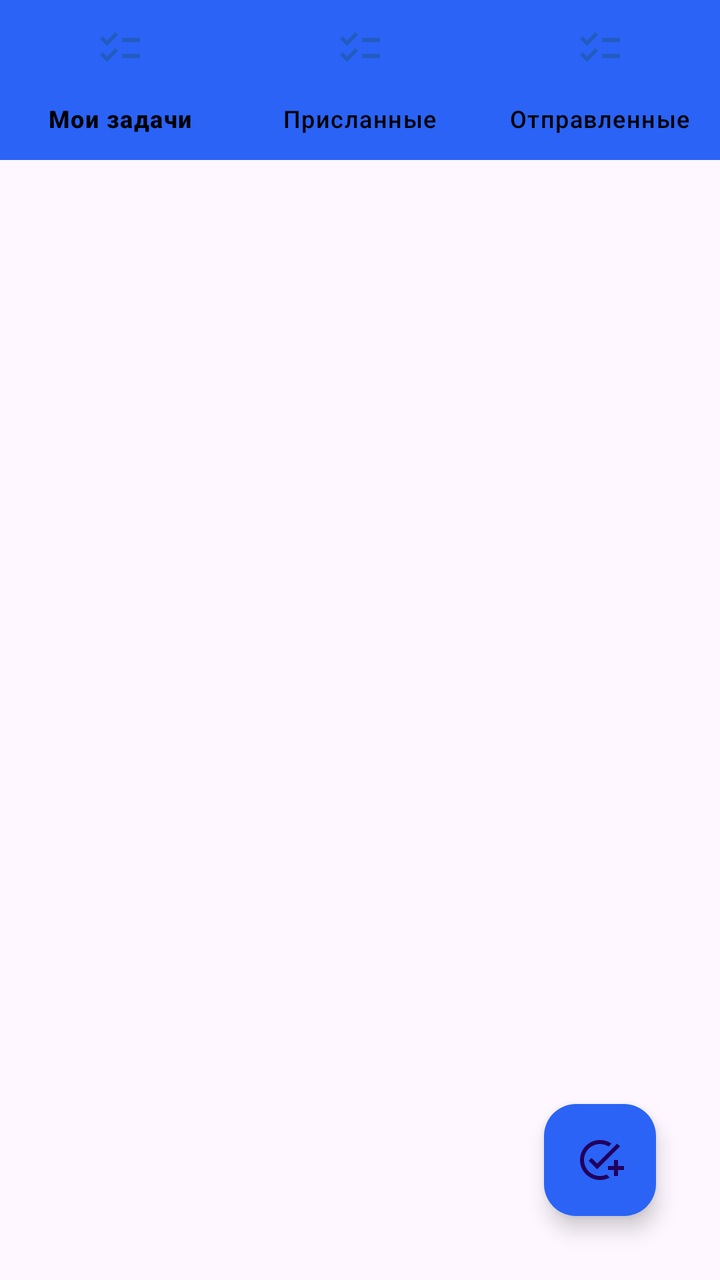
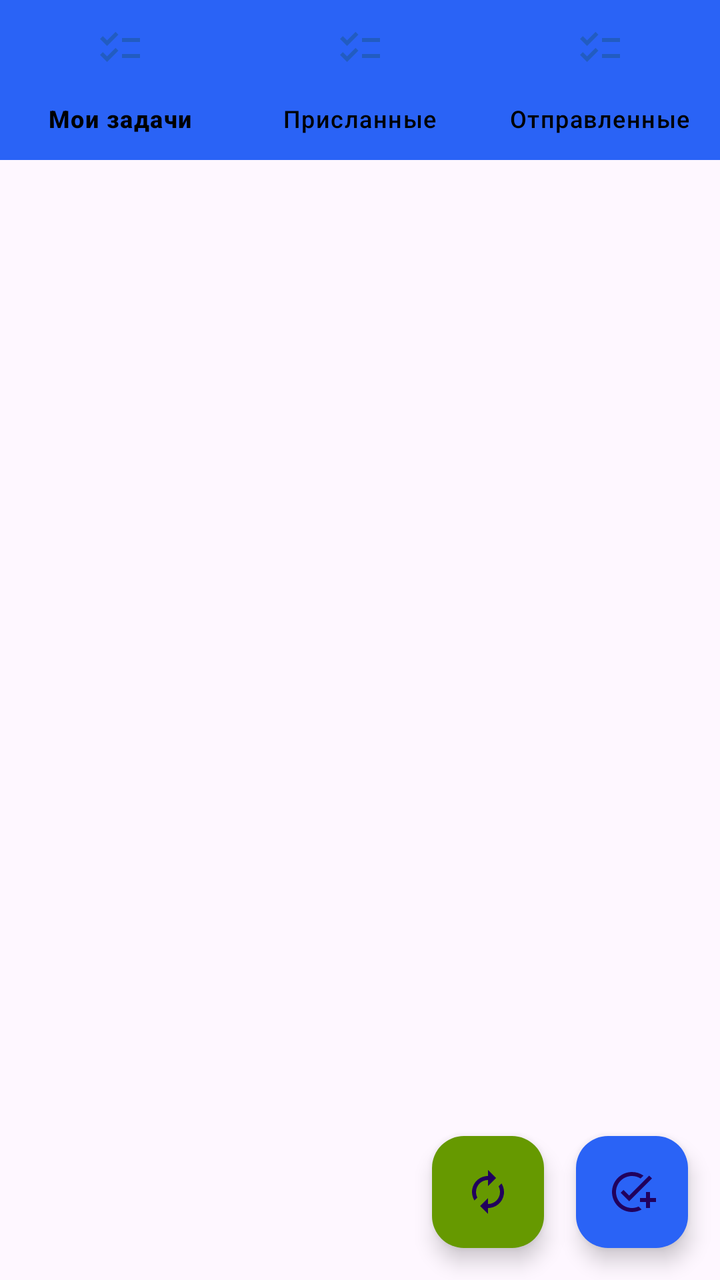

Two renders of the same Android screen: before a commit and after it. Below are the layout's source before the change and the commit's diff.
<!-- AndroidManifest.xml: application theme Theme.Dolt -->
<!-- res/layout/fragment_tasks.xml -->
<?xml version="1.0" encoding="utf-8"?>
<androidx.constraintlayout.widget.ConstraintLayout xmlns:android="http://schemas.android.com/apk/res/android"
    xmlns:app="http://schemas.android.com/apk/res-auto"
    xmlns:tools="http://schemas.android.com/tools"
    android:layout_width="match_parent"
    android:layout_height="match_parent"
    tools:context=".bottomnav.tasks.TasksFragment">

    <FrameLayout
        android:id="@+id/fragment_container1"
        android:layout_width="match_parent"
        android:layout_height="match_parent"
        app:layout_constraintBottom_toBottomOf="parent"
        tools:layout_editor_absoluteX="16dp"
        android:layout_marginTop="80dp" />

    <com.google.android.material.bottomnavigation.BottomNavigationView
        android:id="@+id/tasks_nav"
        android:layout_width="match_parent"
        android:layout_height="wrap_content"
        app:backgroundTint="@color/blue"
        app:itemIconSize="24dp"
        app:itemIconTint="@color/colorPrimaryDark"
        app:itemTextColor="@color/black"
        app:layout_constraintEnd_toEndOf="parent"
        app:layout_constraintStart_toStartOf="parent"
        app:layout_constraintTop_toTopOf="parent"
        app:menu="@menu/tasks_menu" />

    <com.google.android.material.floatingactionbutton.FloatingActionButton
        android:id="@+id/fab"
        android:layout_width="wrap_content"
        android:layout_height="wrap_content"
        android:layout_alignParentEnd="true"
        android:layout_alignParentBottom="true"
        android:layout_marginEnd="32dp"
        android:layout_marginBottom="32dp"
        android:backgroundTint="@color/blue"
        android:contentDescription="@string/todo1"
        android:src="@drawable/baseline_add_task_24"
        app:backgroundTintMode="add"
        app:layout_constraintBottom_toBottomOf="parent"
        app:layout_constraintEnd_toEndOf="parent" />


</androidx.constraintlayout.widget.ConstraintLayout>
<!-- resources referenced by this layout -->
<resources>
  <color name="black">#FF000000</color>
  <color name="blue">#2A63F6</color>
  <color name="colorPrimaryDark">#225CC1</color>
  <!-- drawable baseline_add_task_24 (drawable) -->
  <vector android:height="24dp" android:tint="#000000"
      android:viewportHeight="24" android:viewportWidth="24"
      android:width="24dp" xmlns:android="http://schemas.android.com/apk/res/android">
      <path android:fillColor="@android:color/black" android:pathData="M22,5.18L10.59,16.6l-4.24,-4.24l1.41,-1.41l2.83,2.83l10,-10L22,5.18zM12,20c-4.41,0 -8,-3.59 -8,-8s3.59,-8 8,-8c1.57,0 3.04,0.46 4.28,1.25l1.45,-1.45C16.1,2.67 14.13,2 12,2C6.48,2 2,6.48 2,12s4.48,10 10,10c1.73,0 3.36,-0.44 4.78,-1.22l-1.5,-1.5C14.28,19.74 13.17,20 12,20zM19,15h-3v2h3v3h2v-3h3v-2h-3v-3h-2V15z"/>
  </vector>
  <string name="todo1">TODO</string>
  <style name="Theme.Dolt" parent="Base.Theme.Dolt" />
  <style name="Base.Theme.Dolt" parent="Theme.Material3.DayNight.NoActionBar">
          
          
      </style>
</resources>

<!-- the commit's change to res/layout/fragment_tasks.xml (unified diff, before → after) -->
@@ -13,6 +13,18 @@
         app:layout_constraintBottom_toBottomOf="parent"
         tools:layout_editor_absoluteX="16dp"
         android:layout_marginTop="80dp" />
+
+    <com.google.android.material.floatingactionbutton.FloatingActionButton
+        android:id="@+id/updateTasksButton"
+        android:layout_width="wrap_content"
+        android:layout_height="wrap_content"
+        android:layout_marginEnd="16dp"
+        android:backgroundTint="@color/colorPrimary"
+        android:contentDescription="@string/todo1"
+        android:src="@drawable/baseline_autorenew_24"
+        app:backgroundTintMode="add"
+        app:layout_constraintEnd_toStartOf="@+id/fab"
+        app:layout_constraintTop_toTopOf="@+id/fab" />
 
     <com.google.android.material.bottomnavigation.BottomNavigationView
         android:id="@+id/tasks_nav"
@@ -33,8 +45,8 @@
         android:layout_height="wrap_content"
         android:layout_alignParentEnd="true"
         android:layout_alignParentBottom="true"
-        android:layout_marginEnd="32dp"
-        android:layout_marginBottom="32dp"
+        android:layout_marginEnd="16dp"
+        android:layout_marginBottom="16dp"
         android:backgroundTint="@color/blue"
         android:contentDescription="@string/todo1"
         android:src="@drawable/baseline_add_task_24"
<!-- resource entries referenced after the edit -->
@@ -2,12 +2,19 @@
 <resources>
   <color name="black">#FF000000</color>
   <color name="blue">#2A63F6</color>
+  <color name="colorPrimary">@android:color/holo_green_dark</color>
   <color name="colorPrimaryDark">#225CC1</color>
   <!-- drawable baseline_add_task_24 (drawable) -->
   <vector android:height="24dp" android:tint="#000000"
       android:viewportHeight="24" android:viewportWidth="24"
       android:width="24dp" xmlns:android="http://schemas.android.com/apk/res/android">
       <path android:fillColor="@android:color/black" android:pathData="M22,5.18L10.59,16.6l-4.24,-4.24l1.41,-1.41l2.83,2.83l10,-10L22,5.18zM12,20c-4.41,0 -8,-3.59 -8,-8s3.59,-8 8,-8c1.57,0 3.04,0.46 4.28,1.25l1.45,-1.45C16.1,2.67 14.13,2 12,2C6.48,2 2,6.48 2,12s4.48,10 10,10c1.73,0 3.36,-0.44 4.78,-1.22l-1.5,-1.5C14.28,19.74 13.17,20 12,20zM19,15h-3v2h3v3h2v-3h3v-2h-3v-3h-2V15z"/>
+  </vector>
+  <!-- drawable baseline_autorenew_24 (drawable) -->
+  <vector xmlns:android="http://schemas.android.com/apk/res/android" android:height="24dp" android:tint="#000000" android:viewportHeight="24" android:viewportWidth="24" android:width="24dp">
+        
+      <path android:fillColor="@android:color/white" android:pathData="M12,6v3l4,-4 -4,-4v3c-4.42,0 -8,3.58 -8,8 0,1.57 0.46,3.03 1.24,4.26L6.7,14.8c-0.45,-0.83 -0.7,-1.79 -0.7,-2.8 0,-3.31 2.69,-6 6,-6zM18.76,7.74L17.3,9.2c0.44,0.84 0.7,1.79 0.7,2.8 0,3.31 -2.69,6 -6,6v-3l-4,4 4,4v-3c4.42,0 8,-3.58 8,-8 0,-1.57 -0.46,-3.03 -1.24,-4.26z"/>
+      
   </vector>
   <string name="todo1">TODO</string>
   <style name="Theme.Dolt" parent="Base.Theme.Dolt" />
